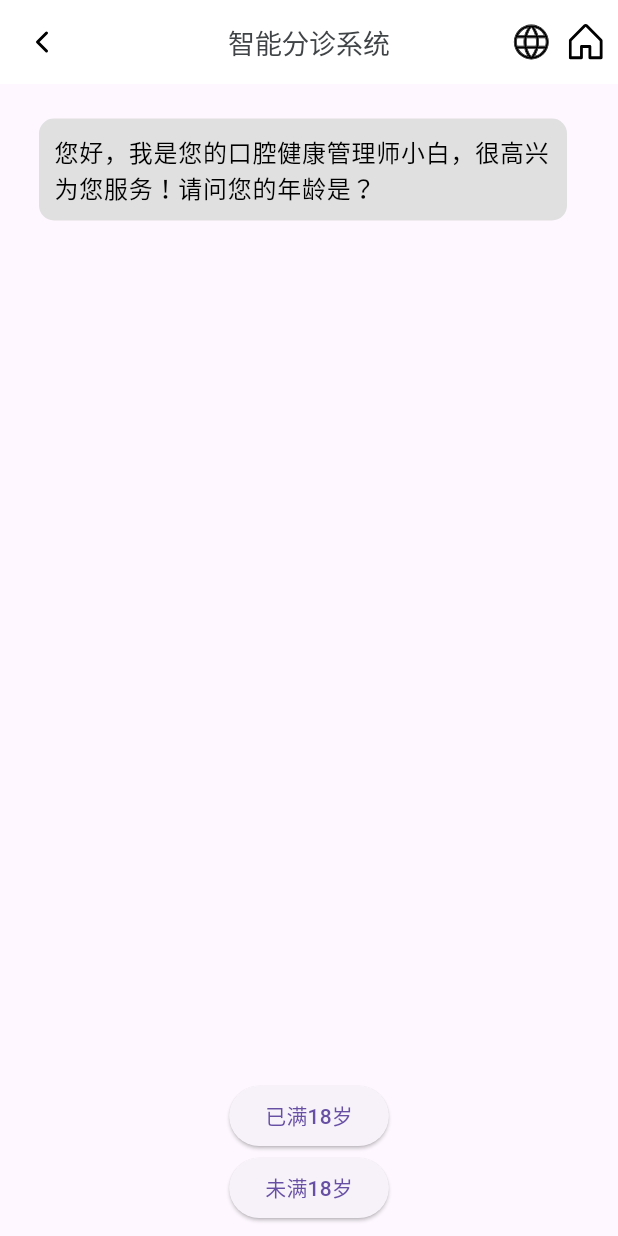
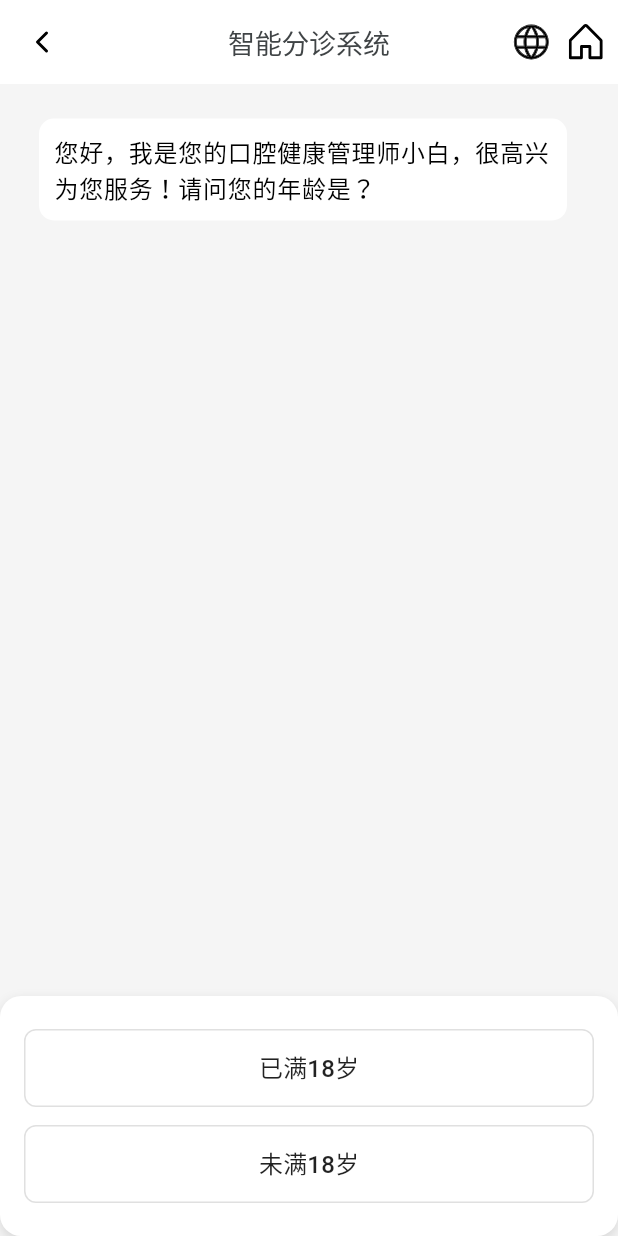
Before and after one commit to 2252635/designed_hospital_app, a Flutter app: the ChatPage screen opened by its route, on a phone screen of 412 x 824 dp. Run offline on Flutter 3.47's test engine with Material 3 defaults, Android fonts, the light colour scheme and no system bars; our stand-ins replace flutter_svg, video_player; Roboto replaces fonts that are missing (FZYaoTi).

Commit message:
ai age choice change

```diff
--- a/lib/views/chat_page.dart
+++ b/lib/views/chat_page.dart
@@ -80,81 +80,96 @@
   }
 
   Widget _buildInitialInteraction() {
-    if (!_hasSelectedAge) {
-      return Column(
+  return Container(
+    width: double.infinity,
+    padding: EdgeInsets.all(16),
+    decoration: BoxDecoration(
+      color: Colors.white,
+      borderRadius: BorderRadius.circular(14),
+      boxShadow: [
+        BoxShadow(
+          color: Colors.black12,
+          blurRadius: 6,
+          offset: Offset(0, 3),
+        ),
+      ],
+    ),
+    child: Column(
+      crossAxisAlignment: CrossAxisAlignment.stretch,
       children: [
-          ElevatedButton(
-            onPressed: () {
+        if (!_hasSelectedAge) ...[
+          _buildStyledButton("已满18岁", () {
             setState(() {
               _age = 19;
               _hasSelectedAge = true;
               _messages.add({"role": "user", "text": "已满18岁"});
               _messages.add({"role": "bot", "text": "请问您是否清楚就诊科室？"});
             });
-            },
-            child: Text("已满18岁"),
-          ),
-          ElevatedButton(
-            onPressed: () {
+          }),
+          _buildStyledButton("未满18岁", () {
             setState(() {
               _age = 17;
               _hasSelectedAge = true;
               _messages.add({"role": "user", "text": "未满18岁"});
               _messages.add({"role": "bot", "text": "请问您是否清楚就诊科室？"});
             });
-            },
-            child: Text("未满18岁"),
-          ),
-        ],
-      );
-    }
-
-    if (!_hasSelectedDeptOption) {
-      return Column(
-        children: [
-          ElevatedButton(
-            onPressed: () {
+          }),
+        ] else if (!_hasSelectedDeptOption) ...[
+          _buildStyledButton("我已有明确就诊科室，点此去挂号", () {
             setState(() {
               _hasSelectedDeptOption = true;
               _useAI = false;
               _messages.add({"role": "user", "text": "我已有明确就诊科室，点此去挂号"});
               _messages.add({"role": "bot", "text": "请前往挂号页面。"});
             });
-            },
-            child: Text("我已有明确就诊科室，点此去挂号"),
-          ),
-          ElevatedButton(
-            onPressed: () {
+          }),
+          _buildStyledButton("我不清楚就诊科室，快速获取", () {
             setState(() {
               _hasSelectedDeptOption = true;
               _useAI = false;
               _messages.add({"role": "user", "text": "我不清楚就诊科室，快速获取"});
               _messages.add({"role": "bot", "text": "请根据常见症状快速匹配科室。"});
             });
-            },
-            child: Text("我不清楚就诊科室，快速获取"),
-          ),
-          ElevatedButton(
-            onPressed: () {
+          }),
+          _buildStyledButton("我不清楚就诊科室，AI交流", () {
             setState(() {
               _hasSelectedDeptOption = true;
               _useAI = true;
               _messages.add({"role": "user", "text": "我不清楚就诊科室，AI交流"});
               _messages.add({"role": "bot", "text": "请详细描述您的症状，我会为您推荐科室。"});
             });
-            },
-            child: Text("我不清楚就诊科室，AI交流"),
+          }),
+        ]
+      ],
     ),
-        ],
   );
 }
 
-    return SizedBox.shrink(); // 不显示按钮了
+Widget _buildStyledButton(String text, VoidCallback onPressed) {
+  return Container(
+    margin: EdgeInsets.symmetric(vertical: 6),
+    child: ElevatedButton(
+      style: ElevatedButton.styleFrom(
+        padding: EdgeInsets.symmetric(vertical: 14),
+        backgroundColor:  Colors.white,
+        foregroundColor: Colors.black87,
+        elevation: 0,
+        shape: RoundedRectangleBorder(
+          borderRadius: BorderRadius.circular(8),
+          side: BorderSide(color: Color(0xFFE0E0E0), width: 1),
+        ),
+      ),
+      onPressed: onPressed,
+      child: Text(text, style: TextStyle(fontSize: 16)),
+    ),
+  );
 }
+
 
   @override
   Widget build(BuildContext context) {
     return Scaffold(
+      backgroundColor: Color(0xFFF5F5F5),
       appBar: AppBar(
         backgroundColor: Colors.white,
         title: const Text(
@@ -219,7 +234,7 @@
                       padding: EdgeInsets.all(10),
                       margin: EdgeInsets.symmetric(vertical: 5, horizontal: 10),
                       decoration: BoxDecoration(
-                        color: message["role"] == "user" ? Colors.blue : Colors.grey[300],
+                        color: message["role"] == "user" ? Colors.blue : Colors.white,
                         borderRadius: BorderRadius.circular(10),
                       ),
                       child: Text(
@@ -235,8 +250,7 @@
             ),
           ),
           if (!_hasSelectedDeptOption || !_hasSelectedAge)
-            Padding(
-              padding: const EdgeInsets.all(8.0),
+            SafeArea(
               child: _buildInitialInteraction(),
             )
           else
```
Lines whose indentation alone changed are shown as unchanged.
